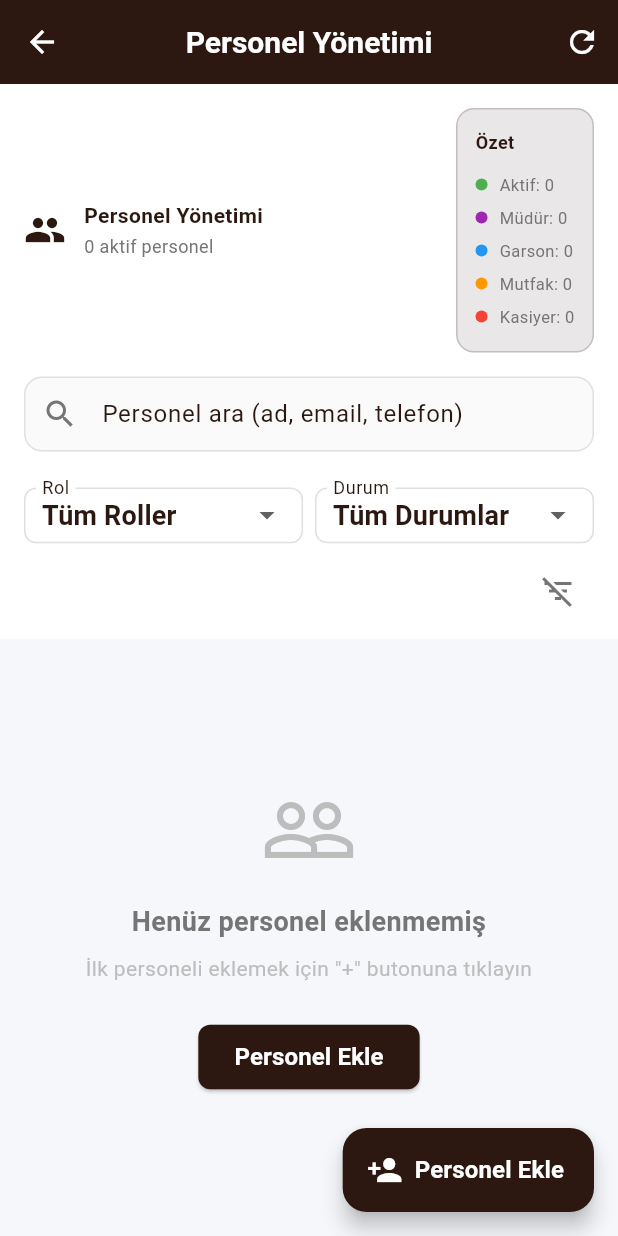
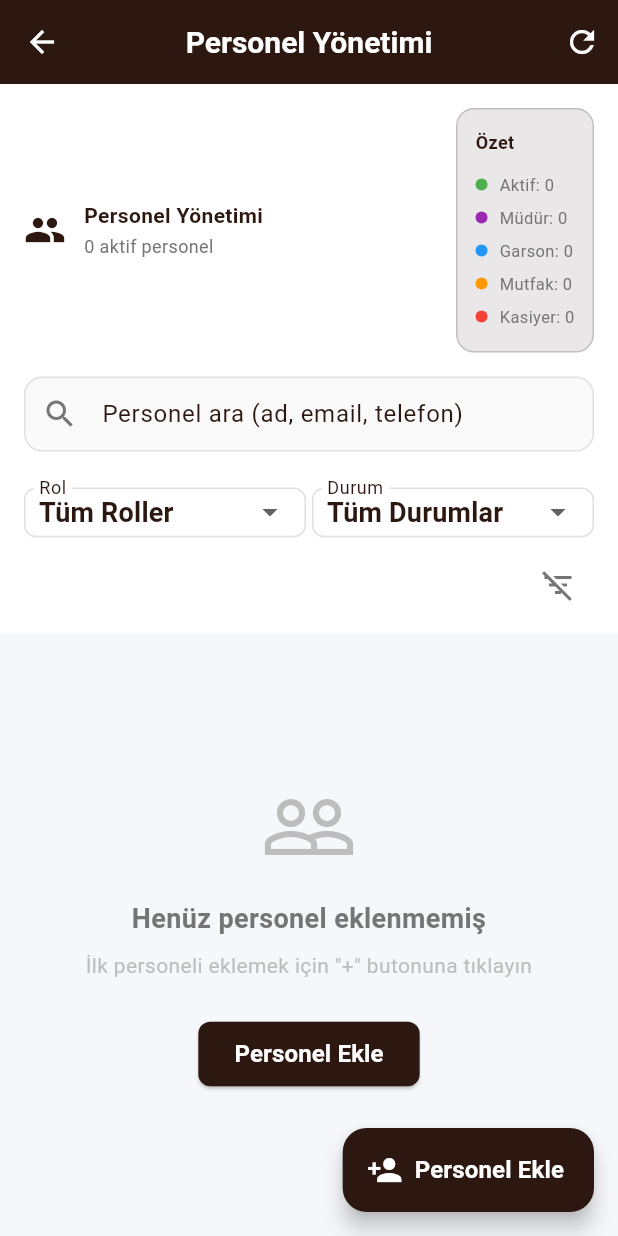
Before and after one commit to mehmet-karataslar/menumasa, a Flutter app: the StaffManagementPage screen opened directly with empty values, on a phone screen of 412 x 824 dp. Run offline on Flutter 3.47's test engine with Material 3 defaults, Android fonts, the phone set to English and light mode, and no system bars; our stand-ins replace cloud_firestore, file_picker, firebase_auth, firebase_core, firebase_messaging, firebase_storage and 11 more; missing offline and left inert: dart:html, mobile_scanner; accounts and stored records are empty; network calls fail; project files that could hold a hidden picture were left out.

Commit message:
Final UI overflow duzeltmesi - padding ve spacing azaltildi

```diff
--- a/lib/business/pages/staff_management_page.dart
+++ b/lib/business/pages/staff_management_page.dart
@@ -297,7 +297,7 @@ class _StaffManagementPageState extends State<StaffManagementPage> {
               Expanded(
                 child: _buildRoleFilter(),
               ),
-              const SizedBox(width: 8),
+              const SizedBox(width: 4),
               Expanded(
                 child: _buildStatusFilter(),
               ),
@@ -338,7 +338,7 @@ class _StaffManagementPageState extends State<StaffManagementPage> {
         border: OutlineInputBorder(
           borderRadius: BorderRadius.circular(8),
         ),
-        contentPadding: const EdgeInsets.symmetric(horizontal: 8, vertical: 6),
+        contentPadding: const EdgeInsets.symmetric(horizontal: 6, vertical: 4),
         isDense: true,
       ),
       items: [
@@ -368,7 +368,7 @@ class _StaffManagementPageState extends State<StaffManagementPage> {
         border: OutlineInputBorder(
           borderRadius: BorderRadius.circular(8),
         ),
-        contentPadding: const EdgeInsets.symmetric(horizontal: 8, vertical: 6),
+        contentPadding: const EdgeInsets.symmetric(horizontal: 6, vertical: 4),
         isDense: true,
       ),
       items: [
```
